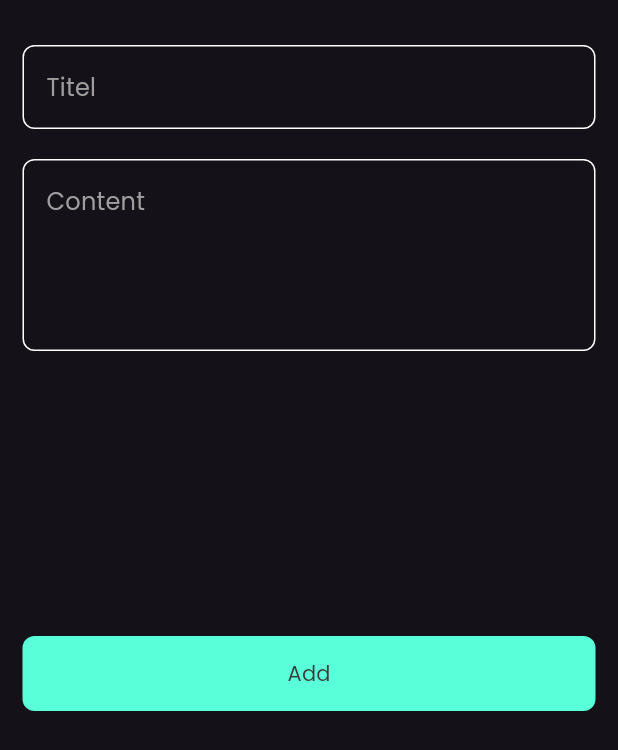
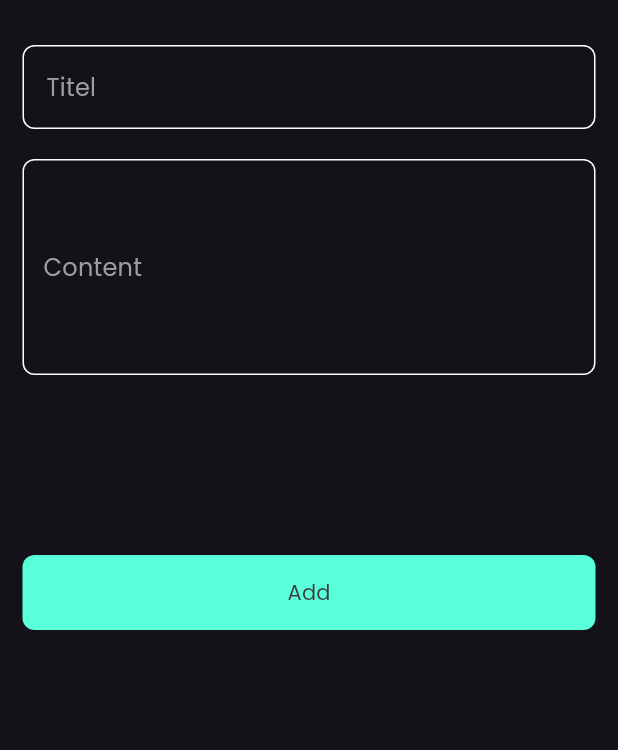
Before and after one commit to elsankary-02/Notes-App, a Flutter app: the BottomSheetWidget widget shown alone on an empty page, opened directly, on a phone screen of 412 x 824 dp. Shown: the top 750 px of the screen. Run offline on Flutter 3.47's test engine with Material 3 defaults, Android fonts, the phone set to English and light mode, and no system bars; our stand-ins replace auto_route, flutter_riverpod, font_awesome_flutter, hive, hive_flutter; accounts and stored records are empty.

```diff
--- a/lib/core/components/custom_botton.dart
+++ b/lib/core/components/custom_botton.dart
@@ -16,7 +16,7 @@ class _CustomButtonState extends State<CustomButton> {
       onTap: widget.onTap,
       child: Container(
         padding: EdgeInsets.symmetric(vertical: 15),
-        margin: EdgeInsets.only(top: 190, bottom: 20),
+        margin: EdgeInsets.only(top: 120, bottom: 20),
         decoration: BoxDecoration(
             borderRadius: BorderRadius.circular(8), color: ColorManger.kBlue),
         child: Center(
--- a/lib/core/components/custom_text_form_field.dart
+++ b/lib/core/components/custom_text_form_field.dart
@@ -3,10 +3,11 @@ import 'package:notes_app/core/constant/color_manger.dart';
 
 class CustomTextFormField extends StatefulWidget {
   const CustomTextFormField(
-      {super.key, required this.hintText, this.validator, this.maxLines = 1});
+      {super.key, required this.hintText, this.onSaved, this.contentPadding});
   final String hintText;
-  final String Function(String? value)? validator;
-  final int? maxLines;
+  final EdgeInsetsGeometry? contentPadding;
+  final void Function(String? value)? onSaved;
+
   @override
   State<CustomTextFormField> createState() => _CustomTextFormFieldState();
 }
@@ -16,11 +17,18 @@ class _CustomTextFormFieldState extends State<CustomTextFormField> {
   Widget build(BuildContext context) {
     final textTheme = Theme.of(context).textTheme;
     return TextFormField(
+      onSaved: widget.onSaved,
       cursorColor: ColorManger.kBlue,
-      maxLines: widget.maxLines,
       scrollPadding: EdgeInsets.all(22),
-      validator: widget.validator,
+      validator: (value) {
+        if (value?.isEmpty ?? true) {
+          return 'field is requaired';
+        } else {
+          return null;
+        }
+      },
       decoration: InputDecoration(
+        contentPadding: widget.contentPadding,
         hintText: widget.hintText,
         hintStyle: textTheme.titleMedium!.copyWith(
           color: Colors.grey,
--- a/lib/features/pages/edit_notes/edit_note_page.dart
+++ b/lib/features/pages/edit_notes/edit_note_page.dart
@@ -38,7 +38,6 @@ class EditNotePage extends ConsumerWidget {
           // content
           CustomTextFormField(
             hintText: 'content',
-            maxLines: 4,
           ),
           SizedBox(height: 30),
           Text(itemProvider[index].number.toString())
--- a/lib/features/pages/home/widget/bottom_sheet_widget.dart
+++ b/lib/features/pages/home/widget/bottom_sheet_widget.dart
@@ -11,48 +11,55 @@ class BottomSheetWidget extends StatefulWidget {
 
 class _BottomSheetWidgetState extends State<BottomSheetWidget> {
   final GlobalKey<FormState> formKey = GlobalKey();
+  AutovalidateMode autovalidateMode = AutovalidateMode.disabled;
+  String? title;
+  String? content;
   @override
   Widget build(BuildContext context) {
     return Container(
       decoration: BoxDecoration(),
       child: Form(
         key: formKey,
-        child: ListView(
+        autovalidateMode: autovalidateMode,
+        child: Padding(
           padding: EdgeInsets.symmetric(horizontal: 15),
+          child: SingleChildScrollView(
+            child: Column(
+              mainAxisSize: MainAxisSize.min,
               children: [
                 SizedBox(height: 30),
-            // Titel
+                //! Titel
                 CustomTextFormField(
+                  //! sonsaved titel
+                  onSaved: (value) {
+                    title = value;
+                  },
                   hintText: 'Titel',
-              validator: (value) {
-                if (value!.isEmpty) {
-                  return 'empty';
-                } else {
-                  return 'valid';
-                }
-              },
                 ),
                 SizedBox(height: 20),
-            // Content
+                //! Content
                 CustomTextFormField(
-              maxLines: 4,
+                  contentPadding: EdgeInsets.only(left: 10, top: 120),
+                  onSaved: (value) {
+                    content = value;
+                  },
                   hintText: 'Content',
-              validator: (value) {
-                if (value!.isEmpty) {
-                  return 'empty';
-                } else {
-                  return 'valid';
-                }
-              },
                 ),
                 CustomButton(
                   onTap: () {
-                formKey.currentState!.validate();
+                    if (formKey.currentState!.validate()) {
+                      formKey.currentState!.save();
+                    } else {
+                      autovalidateMode = AutovalidateMode.always;
+                      setState(() {});
+                    }
                   },
                 ),
               ],
             ),
           ),
+        ),
+      ),
     );
   }
 }
```
Lines whose indentation alone changed are shown as unchanged.
